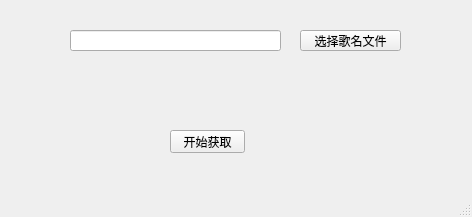
The window that forms/mainwindow.ui (fyved24/down_lyric) describes before a commit, drawn with Qt 5.
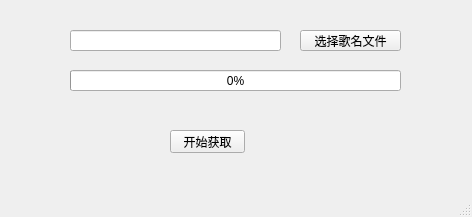
The same window after the commit.

What changed in the file:
```diff
--- a/forms/mainwindow.ui
+++ b/forms/mainwindow.ui
@@ -50,6 +50,19 @@
      <string>开始获取</string>
     </property>
    </widget>
+   <widget class="QProgressBar" name="progressBar">
+    <property name="geometry">
+     <rect>
+      <x>70</x>
+      <y>70</y>
+      <width>331</width>
+      <height>21</height>
+     </rect>
+    </property>
+    <property name="value">
+     <number>0</number>
+    </property>
+   </widget>
   </widget>
   <widget class="QMenuBar" name="menubar">
    <property name="geometry">
```
